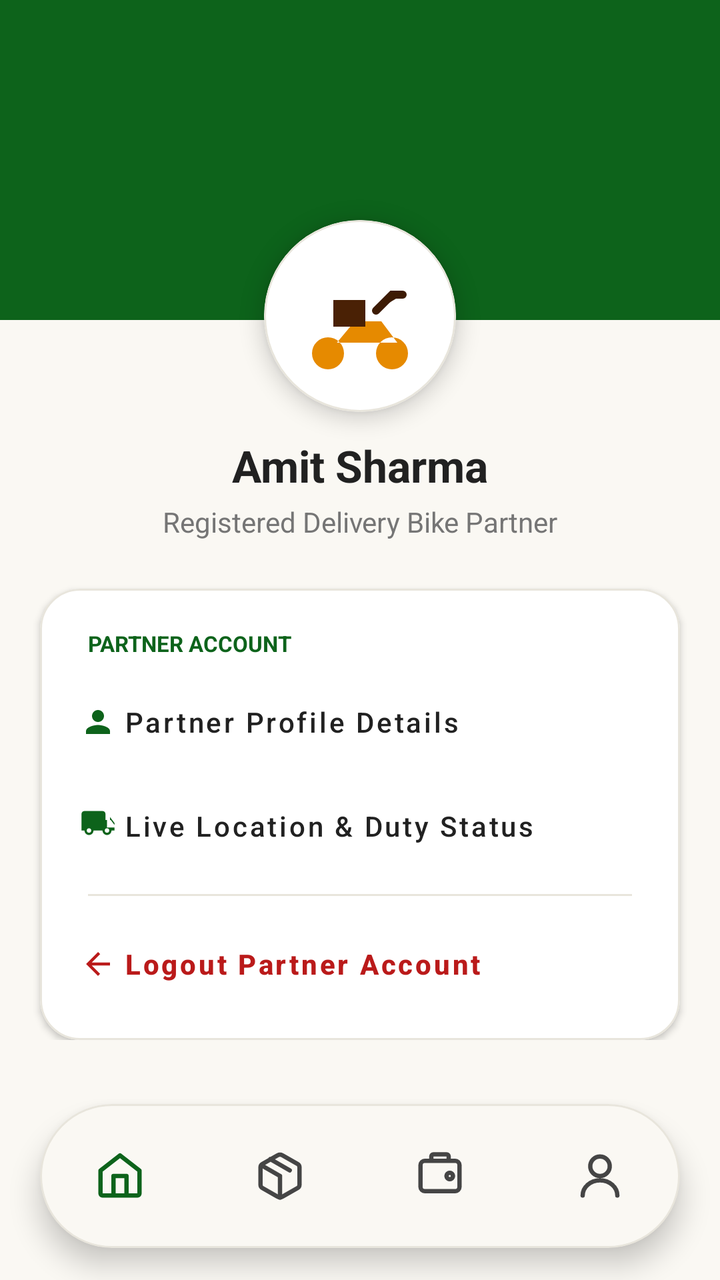
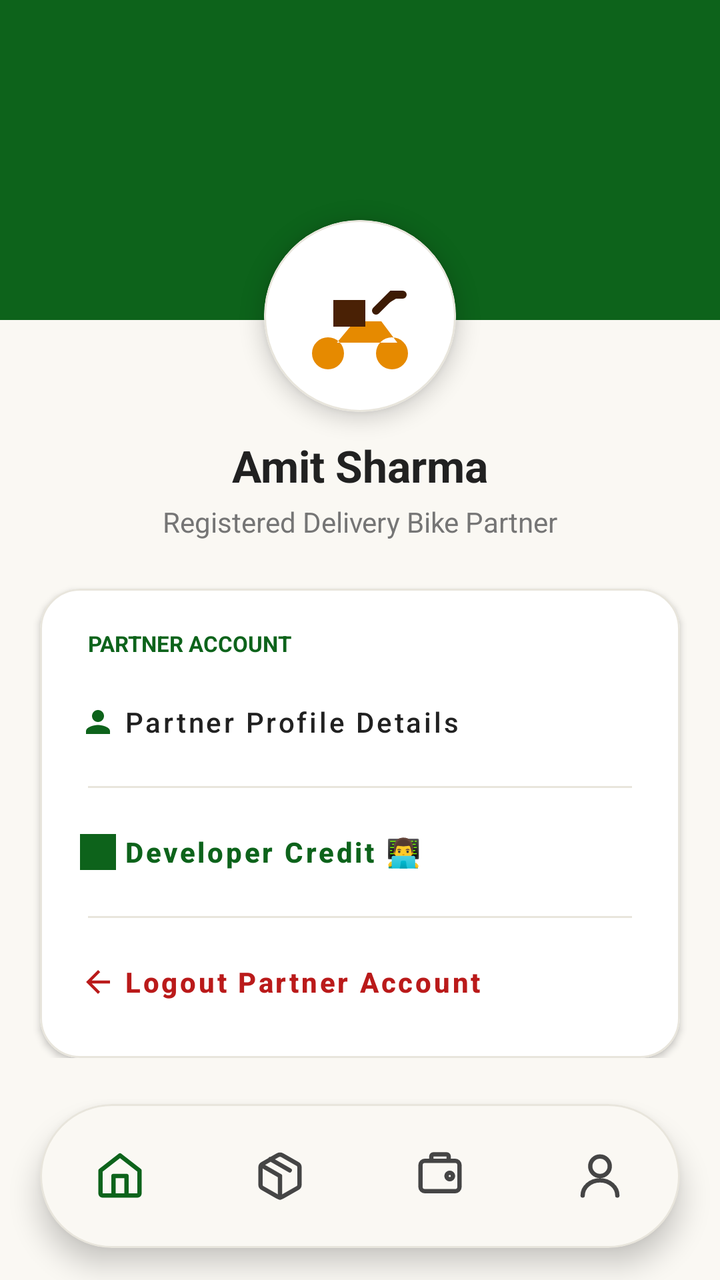

Compare the two renders of this Android layout. The source of the first and the diff that turns it into the second are given below.
<!-- AndroidManifest.xml: application theme Theme.FlourMate -->
<!-- res/layout/activity_delivery_profile.xml -->
<?xml version="1.0" encoding="utf-8"?>
<androidx.constraintlayout.widget.ConstraintLayout xmlns:android="http://schemas.android.com/apk/res/android"
    xmlns:app="http://schemas.android.com/apk/res-auto"
    xmlns:tools="http://schemas.android.com/tools"
    android:id="@+id/main"
    android:layout_width="match_parent"
    android:layout_height="match_parent"
    android:background="@color/bg_cream"
    android:fitsSystemWindows="true"
    tools:context=".DeliveryProfileActivity">

    <ScrollView
        android:layout_width="match_parent"
        android:layout_height="0dp"
        android:clipToPadding="false"
        android:fillViewport="true"
        android:paddingBottom="110dp"
        app:layout_constraintBottom_toBottomOf="parent"
        app:layout_constraintTop_toTopOf="parent">

        <androidx.constraintlayout.widget.ConstraintLayout
            android:layout_width="match_parent"
            android:layout_height="wrap_content"
            android:paddingBottom="24dp">

            
            <View
                android:id="@+id/viewHeaderBackground"
                android:layout_width="match_parent"
                android:layout_height="160dp"
                android:background="@color/primary_green"
                app:layout_constraintTop_toTopOf="parent" />

            
            <com.google.android.material.card.MaterialCardView
                android:id="@+id/cvProfileImage"
                android:layout_width="96dp"
                android:layout_height="96dp"
                android:layout_marginTop="110dp"
                app:cardBackgroundColor="@color/surface"
                app:cardCornerRadius="48dp"
                app:cardElevation="6dp"
                app:strokeColor="@color/divider"
                app:strokeWidth="1dp"
                app:layout_constraintEnd_toEndOf="parent"
                app:layout_constraintStart_toStartOf="parent"
                app:layout_constraintTop_toTopOf="parent">

                <ImageView
                    android:id="@+id/ivDeliveryProfileImage"
                    android:layout_width="match_parent"
                    android:layout_height="match_parent"
                    android:contentDescription="Delivery Partner Avatar"
                    android:padding="16dp"
                    android:scaleType="centerCrop"
                    android:src="@drawable/ic_delivery_bike" />
            </com.google.android.material.card.MaterialCardView>

            <TextView
                android:id="@+id/tvDeliveryName"
                android:layout_width="wrap_content"
                android:layout_height="wrap_content"
                android:layout_marginTop="12dp"
                android:text="Amit Sharma"
                android:textColor="@color/main_text"
                android:textSize="22sp"
                android:textStyle="bold"
                app:layout_constraintEnd_toEndOf="parent"
                app:layout_constraintStart_toStartOf="parent"
                app:layout_constraintTop_toBottomOf="@id/cvProfileImage" />

            <TextView
                android:id="@+id/tvVehicleInfo"
                android:layout_width="wrap_content"
                android:layout_height="wrap_content"
                android:layout_marginTop="4dp"
                android:text="Registered Delivery Bike Partner"
                android:textColor="@color/text_secondary"
                android:textSize="14sp"
                app:layout_constraintEnd_toEndOf="parent"
                app:layout_constraintStart_toStartOf="parent"
                app:layout_constraintTop_toBottomOf="@id/tvDeliveryName" />

            
            <com.google.android.material.card.MaterialCardView
                android:layout_width="match_parent"
                android:layout_height="wrap_content"
                android:layout_marginHorizontal="20dp"
                android:layout_marginTop="24dp"
                app:cardBackgroundColor="@color/surface"
                app:cardCornerRadius="20dp"
                app:cardElevation="2dp"
                app:strokeColor="@color/divider"
                app:strokeWidth="1dp"
                app:layout_constraintTop_toBottomOf="@id/tvVehicleInfo">

                <LinearLayout
                    android:layout_width="match_parent"
                    android:layout_height="wrap_content"
                    android:orientation="vertical"
                    android:padding="12dp">

                    <TextView
                        android:layout_width="match_parent"
                        android:layout_height="wrap_content"
                        android:layout_marginStart="12dp"
                        android:layout_marginTop="8dp"
                        android:layout_marginBottom="6dp"
                        android:text="PARTNER ACCOUNT"
                        android:textColor="@color/primary_green"
                        android:textSize="11sp"
                        android:textStyle="bold" />

                    <com.google.android.material.button.MaterialButton
                        android:id="@+id/btnEditProfile"
                        style="@style/Widget.MaterialComponents.Button.TextButton"
                        android:layout_width="match_parent"
                        android:layout_height="52dp"
                        android:gravity="start|center_vertical"
                        android:text="Partner Profile Details"
                        android:textAllCaps="false"
                        android:textColor="@color/main_text"
                        android:textSize="14sp"
                        app:icon="@drawable/ic_person"
                        app:iconTint="@color/primary_green" />

                    <com.google.android.material.button.MaterialButton
                        android:id="@+id/btnDutyStatus"
                        style="@style/Widget.MaterialComponents.Button.TextButton"
                        android:layout_width="match_parent"
                        android:layout_height="52dp"
                        android:gravity="start|center_vertical"
                        android:text="Live Location &amp; Duty Status"
                        android:textAllCaps="false"
                        android:textColor="@color/main_text"
                        android:textSize="14sp"
                        app:icon="@drawable/ic_track"
                        app:iconTint="@color/primary_green" />

                    <View
                        android:layout_width="match_parent"
                        android:layout_height="1dp"
                        android:layout_marginHorizontal="12dp"
                        android:layout_marginVertical="8dp"
                        android:background="@color/divider" />

                    <com.google.android.material.button.MaterialButton
                        android:id="@+id/btnLogout"
                        style="@style/Widget.MaterialComponents.Button.TextButton"
                        android:layout_width="match_parent"
                        android:layout_height="52dp"
                        android:gravity="start|center_vertical"
                        android:text="Logout Partner Account"
                        android:textAllCaps="false"
                        android:textColor="@color/error"
                        android:textSize="14sp"
                        android:textStyle="bold"
                        app:icon="@drawable/ic_back"
                        app:iconTint="@color/error" />
                </LinearLayout>
            </com.google.android.material.card.MaterialCardView>

        </androidx.constraintlayout.widget.ConstraintLayout>
    </ScrollView>

    
    <com.google.android.material.card.MaterialCardView
        android:id="@+id/navContainer"
        android:layout_width="match_parent"
        android:layout_height="72dp"
        android:layout_marginHorizontal="20dp"
        android:layout_marginBottom="16dp"
        app:cardBackgroundColor="@android:color/transparent"
        app:cardCornerRadius="36dp"
        app:cardElevation="8dp"
        app:strokeWidth="0dp"
        app:layout_constraintBottom_toBottomOf="parent">

        <com.google.android.material.bottomnavigation.BottomNavigationView
            android:id="@+id/bottomNavigationDelivery"
            android:layout_width="match_parent"
            android:layout_height="match_parent"
            android:background="@drawable/bg_bottom_nav"
            app:elevation="0dp"
            app:itemActiveIndicatorStyle="@style/App.Custom.Indicator"
            app:itemIconSize="26dp"
            app:itemIconTint="@color/nav_icon_color"
            app:itemRippleColor="@android:color/transparent"
            app:labelVisibilityMode="unlabeled"
            app:menu="@menu/delivery_bottom_menu" />
    </com.google.android.material.card.MaterialCardView>

</androidx.constraintlayout.widget.ConstraintLayout>
<!-- resources referenced by this layout -->
<resources>
  <color name="bg_cream">#FAF8F3</color>
  <color name="divider">#E8E5DC</color>
  <color name="error">#BA1A1A</color>
  <color name="main_text">#212121</color>
  <color name="primary_green">#0D631B</color>
  <color name="surface">#FFFFFF</color>
  <color name="text_secondary">#757575</color>
  <!-- drawable bg_bottom_nav (drawable) -->
  <?xml version="1.0" encoding="utf-8"?>
  <shape xmlns:android="http://schemas.android.com/apk/res/android"
      android:shape="rectangle">
      <solid android:color="@color/bg_cream" />
      <corners android:radius="36dp" />
      <stroke
          android:width="1dp"
          android:color="@color/divider" />
  </shape>
  <!-- drawable ic_back (drawable) -->
  <vector xmlns:android="http://schemas.android.com/apk/res/android"
      android:width="24dp"
      android:height="24dp"
      android:viewportWidth="24"
      android:viewportHeight="24">
    <path
        android:fillColor="#FFFFFFFF"
        android:pathData="M20,11H7.83l5.59,-5.59L12,4l-8,8 8,8 1.41,-1.41L7.83,13H20v-2z"/>
  </vector>
  <!-- drawable ic_person (drawable) -->
  <vector xmlns:android="http://schemas.android.com/apk/res/android"
      android:width="24dp"
      android:height="24dp"
      android:viewportWidth="24"
      android:viewportHeight="24">
    <path
        android:fillColor="#FFFFFFFF"
        android:pathData="M12,12c2.21,0 4,-1.79 4,-4s-1.79,-4 -4,-4s-4,1.79 -4,4s1.79,4 4,4zM12,14c-2.67,0 -8,1.34 -8,4v2h16v-2c0,-2.66 -5.33,-4 -8,-4z"/>
  </vector>
  <!-- drawable ic_track (drawable) -->
  <vector xmlns:android="http://schemas.android.com/apk/res/android"
      android:width="24dp"
      android:height="24dp"
      android:viewportWidth="24"
      android:viewportHeight="24">
    <path
        android:fillColor="#FFFFFFFF"
        android:pathData="M20,8h-3V4c0,-1.1 -0.9,-2 -2,-2H3C1.9,2 1,2.9 1,4v11h2c0,1.66 1.34,3 3,3s3,-1.34 3,-3h6c0,1.66 1.34,3 3,3s3,-1.34 3,-3h2v-5l-3,-4zM6,16.5c-0.83,0 -1.5,-0.67 -1.5,-1.5s0.67,-1.5 1.5,-1.5s1.5,0.67 1.5,1.5s-0.67,1.5 -1.5,1.5zM18,8h2.5l2.5,3.33V13h-5V8zM18,16.5c-0.83,0 -1.5,-0.67 -1.5,-1.5s0.67,-1.5 1.5,-1.5s1.5,0.67 1.5,1.5s-0.67,1.5 -1.5,1.5z"/>
  </vector>
  <style name="App.Custom.Indicator" parent="Widget.Material3.BottomNavigationView.ActiveIndicator">
          <item name="android:color">@color/light_green</item>
          <item name="android:width">46dp</item>
          <item name="android:height">46dp</item>
          <item name="shapeAppearance">@style/ShapeAppearance.App.Circle</item>
      </style>
  <style name="Theme.FlourMate" parent="Base.Theme.FlourMate" />
  <color name="light_green">#A3F69C</color>
  <style name="ShapeAppearance.App.Circle" parent="ShapeAppearance.Material3.Corner.Full">
          <item name="cornerSize">50%</item>
      </style>
  <style name="Base.Theme.FlourMate" parent="Theme.Material3.DayNight.NoActionBar">
          <item name="colorPrimary">@color/primary_green</item>
          <item name="colorSecondary">@color/secondary_green</item>
          <item name="android:colorBackground">@color/background</item>
          <item name="android:statusBarColor">@color/background</item>
          <item name="android:windowLightStatusBar">true</item>
      </style>
  <color name="secondary_green">#2E7D32</color>
  <color name="background">#FAF8F3</color>
  <!-- unchanged entries left out for length: 1 -->
</resources>

<!-- the commit's change to res/layout/activity_delivery_profile.xml (unified diff, before → after) -->
@@ -7,7 +7,7 @@
     android:layout_height="match_parent"
     android:background="@color/bg_cream"
     android:fitsSystemWindows="true"
-    tools:context=".DeliveryProfileActivity">
+    tools:context=".MainActivity">
 
     <ScrollView
         android:layout_width="match_parent"
@@ -124,24 +124,33 @@
                         app:icon="@drawable/ic_person"
                         app:iconTint="@color/primary_green" />
 
+                    <View
+                        android:layout_width="match_parent"
+                        android:layout_height="1dp"
+                        android:layout_marginHorizontal="12dp"
+                        android:layout_marginVertical="6dp"
+                        android:background="@color/divider" />
+
+                    
                     <com.google.android.material.button.MaterialButton
-                        android:id="@+id/btnDutyStatus"
+                        android:id="@+id/btnDeveloperCredit"
                         style="@style/Widget.MaterialComponents.Button.TextButton"
                         android:layout_width="match_parent"
                         android:layout_height="52dp"
                         android:gravity="start|center_vertical"
-                        android:text="Live Location &amp; Duty Status"
+                        android:text="Developer Credit 👨‍💻"
                         android:textAllCaps="false"
-                        android:textColor="@color/main_text"
+                        android:textColor="@color/primary_green"
                         android:textSize="14sp"
-                        app:icon="@drawable/ic_track"
+                        android:textStyle="bold"
+                        app:icon="@drawable/ic_flourmate_logo"
                         app:iconTint="@color/primary_green" />
 
                     <View
                         android:layout_width="match_parent"
                         android:layout_height="1dp"
                         android:layout_marginHorizontal="12dp"
-                        android:layout_marginVertical="8dp"
+                        android:layout_marginVertical="6dp"
                         android:background="@color/divider" />
 
                     <com.google.android.material.button.MaterialButton
<!-- resource entries referenced after the edit -->
@@ -27,6 +27,7 @@
         android:fillColor="#FFFFFFFF"
         android:pathData="M20,11H7.83l5.59,-5.59L12,4l-8,8 8,8 1.41,-1.41L7.83,13H20v-2z"/>
   </vector>
+  <!-- drawable ic_flourmate_logo: vector/xml drawable (drawable, 76345 chars, omitted) -->
   <!-- drawable ic_person (drawable) -->
   <vector xmlns:android="http://schemas.android.com/apk/res/android"
       android:width="24dp"
@@ -36,16 +37,6 @@
     <path
         android:fillColor="#FFFFFFFF"
         android:pathData="M12,12c2.21,0 4,-1.79 4,-4s-1.79,-4 -4,-4s-4,1.79 -4,4s1.79,4 4,4zM12,14c-2.67,0 -8,1.34 -8,4v2h16v-2c0,-2.66 -5.33,-4 -8,-4z"/>
-  </vector>
-  <!-- drawable ic_track (drawable) -->
-  <vector xmlns:android="http://schemas.android.com/apk/res/android"
-      android:width="24dp"
-      android:height="24dp"
-      android:viewportWidth="24"
-      android:viewportHeight="24">
-    <path
-        android:fillColor="#FFFFFFFF"
-        android:pathData="M20,8h-3V4c0,-1.1 -0.9,-2 -2,-2H3C1.9,2 1,2.9 1,4v11h2c0,1.66 1.34,3 3,3s3,-1.34 3,-3h6c0,1.66 1.34,3 3,3s3,-1.34 3,-3h2v-5l-3,-4zM6,16.5c-0.83,0 -1.5,-0.67 -1.5,-1.5s0.67,-1.5 1.5,-1.5s1.5,0.67 1.5,1.5s-0.67,1.5 -1.5,1.5zM18,8h2.5l2.5,3.33V13h-5V8zM18,16.5c-0.83,0 -1.5,-0.67 -1.5,-1.5s0.67,-1.5 1.5,-1.5s1.5,0.67 1.5,1.5s-0.67,1.5 -1.5,1.5z"/>
   </vector>
   <style name="App.Custom.Indicator" parent="Widget.Material3.BottomNavigationView.ActiveIndicator">
           <item name="android:color">@color/light_green</item>
